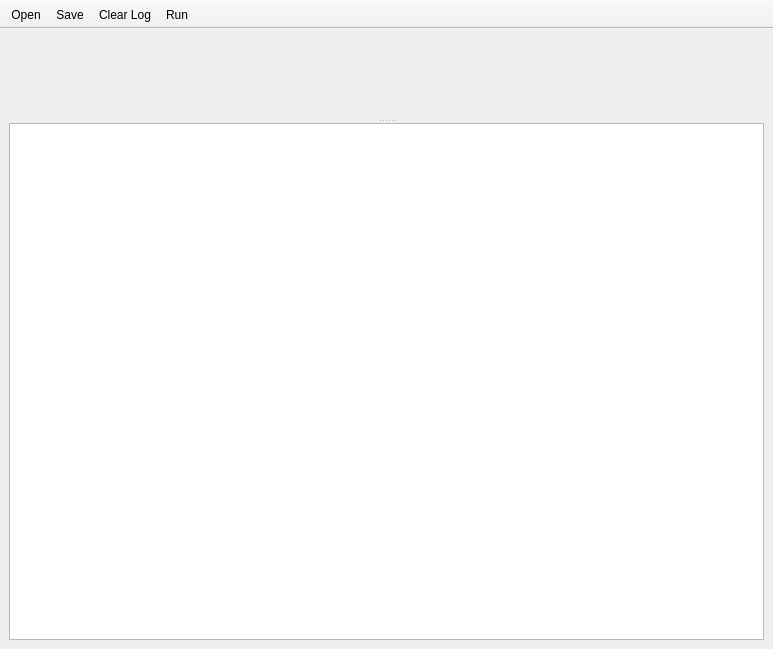
First picture: the form in VisualStatistics/ScriptWindow.ui, repository kery/MacVisTat, before the edit.
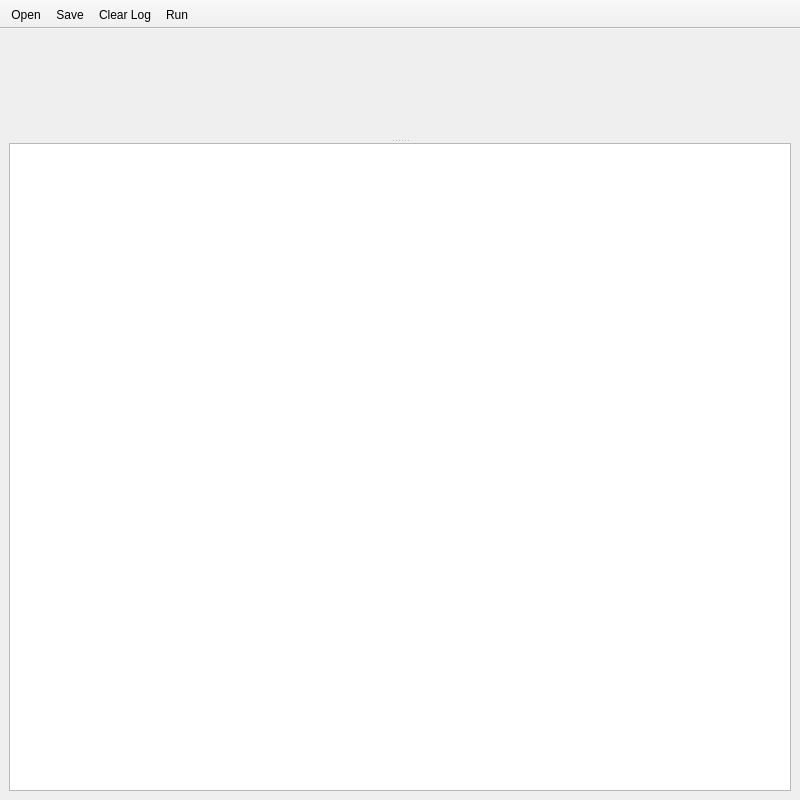
Second picture: the form after the edit. Icons and pictures are not drawn. Custom widgets are drawn as their Qt base class.

```diff
--- a/VisualStatistics/ScriptWindow.ui
+++ b/VisualStatistics/ScriptWindow.ui
@@ -6,8 +6,8 @@
    <rect>
     <x>0</x>
     <y>0</y>
-    <width>773</width>
-    <height>649</height>
+    <width>800</width>
+    <height>800</height>
    </rect>
   </property>
   <property name="windowTitle">
```
